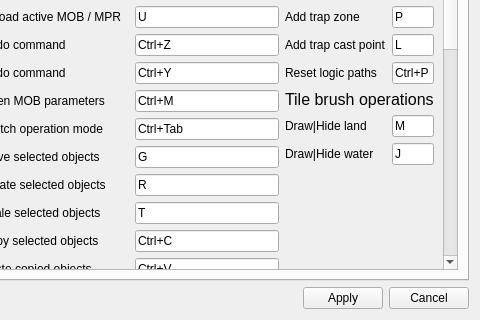
The window that source/app/settings.ui (Samolleg/ataman-mp) describes before a commit, drawn with Qt 5; both pictures show x 190 to 670 and y 131 to 451 of the 670 by 451 pixel window.
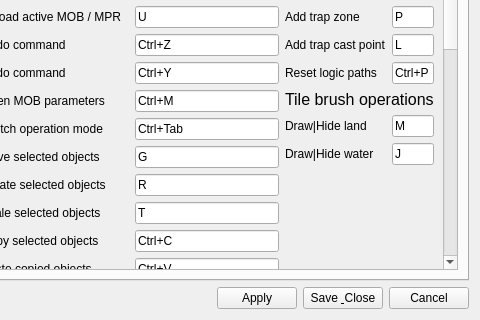
The same window after the commit.

What changed in the file:
```diff
--- a/source/app/settings.ui
+++ b/source/app/settings.ui
@@ -1365,6 +1365,13 @@
        </property>
       </widget>
      </item>
+     <item>
+      <widget class="QPushButton" name="buttonSaveClose">
+       <property name="text">
+        <string>Save &amp; Close</string>
+       </property>
+      </widget>
+     </item>
      <item>
       <widget class="QPushButton" name="buttonCancel">
        <property name="text">
```
Lines whose indentation alone changed are shown as unchanged.
